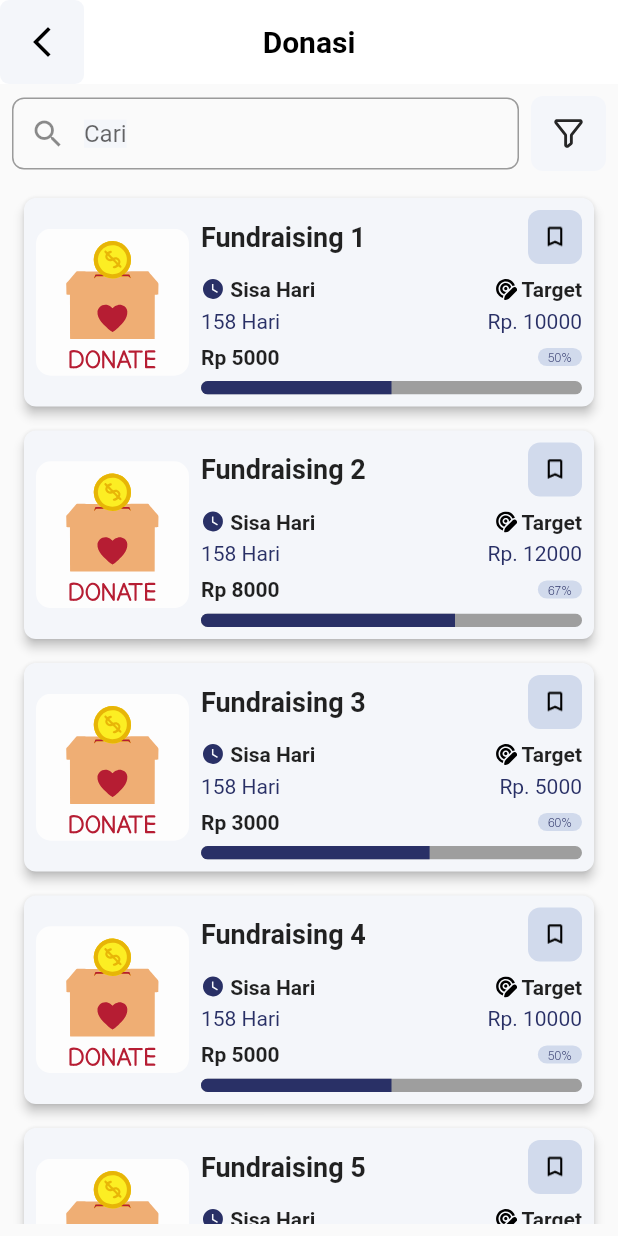
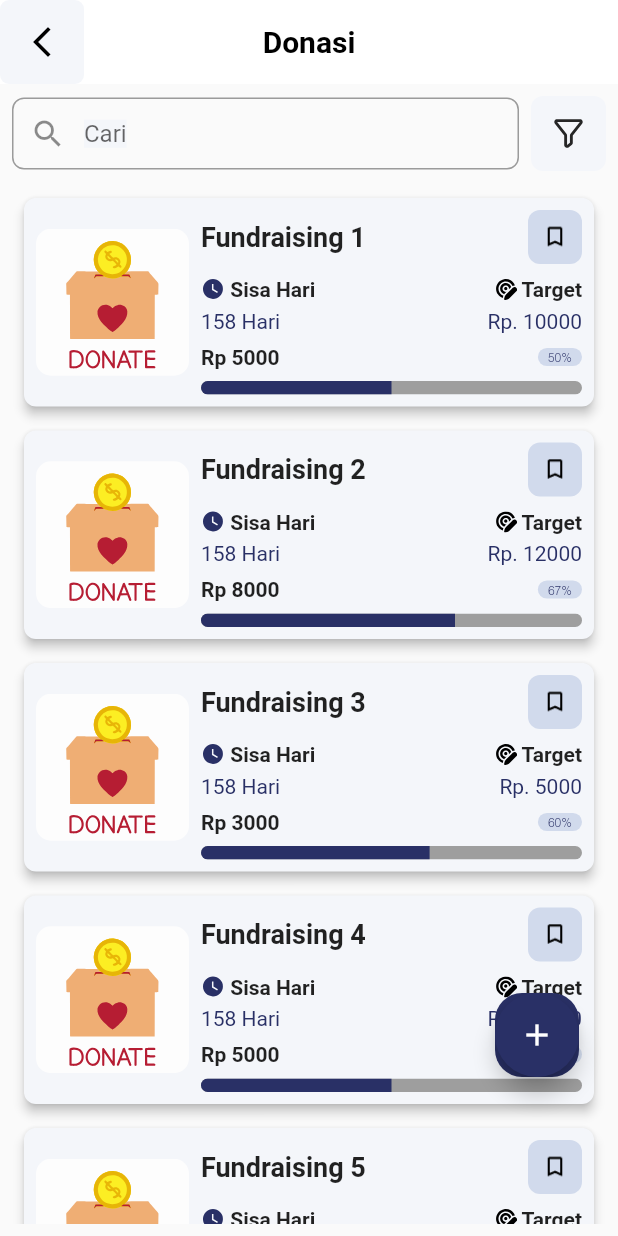
Before and after one commit to Capstone-Alterra/flutter-raih-peduli, a Flutter app: the DonateScreen screen opened directly, on a phone screen of 412 x 824 dp. Run offline on Flutter 3.47's test engine with Material 2 defaults, Android fonts, the phone set to English and light mode, and no system bars; our stand-ins replace flutter_svg; network calls fail.

Commit message:
[ADD] Add a floating button

```diff
--- a/lib/screen/view/donate/donatescreen.dart
+++ b/lib/screen/view/donate/donatescreen.dart
@@ -116,6 +116,23 @@ class _DonateScreenState extends State<DonateScreen> {
           ],
         ),
       ),
+      floatingActionButtonLocation: FloatingActionButtonLocation.endFloat,
+      floatingActionButton: Container(
+        margin: const EdgeInsets.only(right: 10, bottom: 90),
+        decoration: ShapeDecoration(
+          shape:
+              RoundedRectangleBorder(borderRadius: BorderRadius.circular(18)),
+          color: AppTheme.alterColor,
+        ),
+        child: FloatingActionButton(
+          backgroundColor: AppTheme.alterColor,
+          onPressed: () {},
+          child: const Icon(
+            Icons.add,
+            color: Colors.white,
+          ),
+        ),
+      ),
     );
   }
 }
```
